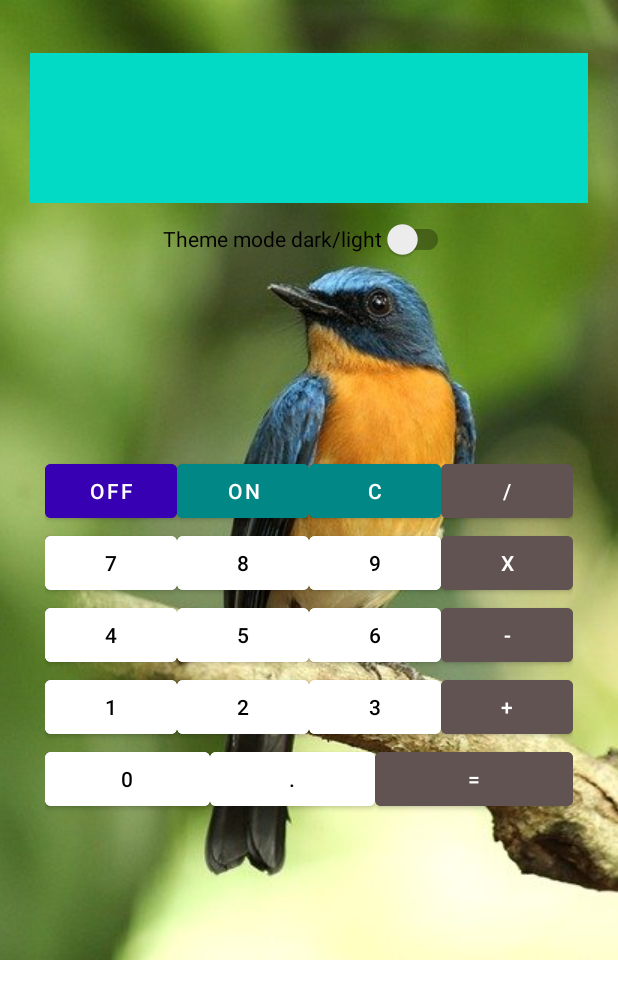
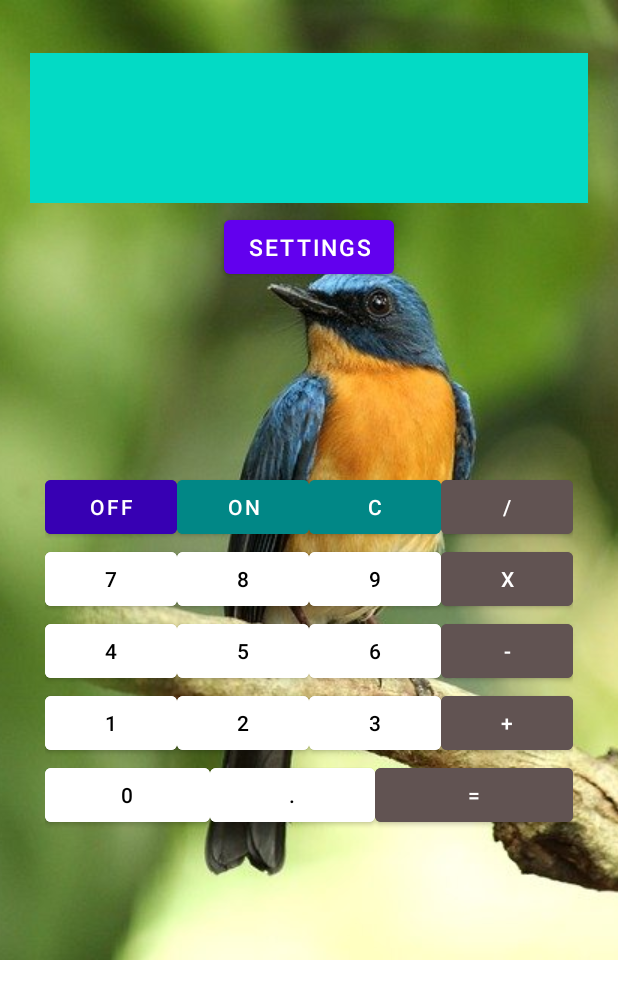
Before and after one commit to UlfKornelius/Calculate, an Android app: the screen it shows after launch (MainActivity), on a phone screen of 412 x 824 dp. Shown: the top 999 px of the screen. Run offline under Robolectric (Android 15) with nearby library versions, the phone set to English and light mode, and no system bars.

Commit message:
Homework №5 Simplified calculator.

```diff
--- a/app/build.gradle
+++ b/app/build.gradle
@@ -33,6 +33,7 @@ dependencies {
     implementation 'androidx.appcompat:appcompat:1.2.0'
     implementation 'com.google.android.material:material:1.3.0'
     implementation 'androidx.constraintlayout:constraintlayout:2.0.4'
+    implementation 'androidx.preference:preference:1.1.1'
     testImplementation 'junit:junit:4.+'
     androidTestImplementation 'androidx.test.ext:junit:1.1.2'
     androidTestImplementation 'androidx.test.espresso:espresso-core:3.3.0'
--- a/app/src/main/AndroidManifest.xml
+++ b/app/src/main/AndroidManifest.xml
@@ -9,9 +9,11 @@
         android:roundIcon="@mipmap/ic_launcher_round"
         android:supportsRtl="true"
         android:theme="@style/Theme.Calculate">
+        <activity android:name=".SettingsActivity" />
         <activity android:name=".MainActivity">
             <intent-filter>
                 <action android:name="android.intent.action.MAIN" />
+                <category android:name="android.intent.category.APP_CALCULATOR" />
 
                 <category android:name="android.intent.category.LAUNCHER" />
             </intent-filter>
--- /dev/null
+++ b/app/src/main/java/ru/bondarev/android1/calculate/Constants.java
@@ -0,0 +1,9 @@
+package ru.bondarev.android1.calculate;
+
+public interface Constants {
+    String MY_PREFERENCES = "nightModePreferences";
+    String KEY_NIGHT_MODE = "nightMode";
+    String KEY_SCREEN = "memoryScreen";
+    String KEY_CHANGE_THEME = "changeTheme";
+
+}
--- a/app/src/main/java/ru/bondarev/android1/calculate/MainActivity.java
+++ b/app/src/main/java/ru/bondarev/android1/calculate/MainActivity.java
@@ -6,28 +6,20 @@ import androidx.appcompat.app.AppCompatDelegate;
 import androidx.appcompat.widget.SwitchCompat;
 
 import android.content.Context;
+import android.content.Intent;
 import android.content.SharedPreferences;
 import android.os.Bundle;
 import android.util.Log;
 import android.view.View;
+import android.widget.Button;
 import android.widget.TextView;
 
 
 public class MainActivity extends AppCompatActivity {
 
-    /**
-     * 1. Напишите обработку каждой кнопки из макета калькулятора.
-     * 2. Создайте объект с данными и операциями калькулятора. Продумайте, каким образом будете
-     * хранить введённые пользователем данные.
-     * 3. * Создайте макет калькулятора для горизонтальной ориентации экрана и отображайте его в
-     * ландшафтной ориентации.
-     **/
-    public static final String MY_TAG = "LifecycleCalculator";
-    public static final String MY_PREFERENCES = "nightModePreferences";
-    public static final String KEY_NIGHT_MODE = "nightMode";
-    private static final String KEY_SCREEN = "mScreenResult";
+
     SharedPreferences sharedPreferences;
-    SwitchCompat changeTheme;
+    private Button settings;
 
 
     private CalculatorModel calculator;
@@ -39,24 +31,21 @@ public class MainActivity extends AppCompatActivity {
         super.onCreate(savedInstanceState);
         setContentView(R.layout.calculator_activity);
 
-        sharedPreferences = getSharedPreferences(MY_PREFERENCES, Context.MODE_PRIVATE);
-        changeTheme = findViewById(R.id.change_theme);
+        sharedPreferences = getSharedPreferences(Constants.MY_PREFERENCES, MODE_PRIVATE);
+
+        settings = findViewById(R.id.settings);
 
         mScreenResult = findViewById(R.id.screenResult);
 
 
+        settings.setOnClickListener(v -> {
+            Intent intent = new Intent(MainActivity.this, SettingsActivity.class);
+            startActivityForResult(intent, RESULT_OK);
+        });
+
         checkNightModeActivated();
 
-        changeTheme.setOnCheckedChangeListener((buttonView, isChecked) -> {
-            if (isChecked) {
-                AppCompatDelegate.setDefaultNightMode(AppCompatDelegate.MODE_NIGHT_YES);
-                saveNightModeState(true);
-            } else {
-                AppCompatDelegate.setDefaultNightMode(AppCompatDelegate.MODE_NIGHT_NO);
-                saveNightModeState(false);
-            }
-            recreate();
-        });
+
 
 
         int[] numberIds = new int[]{
@@ -91,15 +80,13 @@ public class MainActivity extends AppCompatActivity {
         };
 
 
-
-
         calculator = new CalculatorModel();
 
         View.OnClickListener numberButtonClickListener = new View.OnClickListener() {
             @Override
             public void onClick(View view) {
-                    calculator.onNumPressed(view.getId());
-                    mScreenResult.setText(calculator.getText());
+                calculator.onNumPressed(view.getId());
+                mScreenResult.setText(calculator.getText());
             }
         };
 
@@ -118,8 +105,6 @@ public class MainActivity extends AppCompatActivity {
                 mScreenResult.setText(calculator.getText());
             }
         };
-
-
 
 
         for (int i = 0; i < numberIds.length; i++) {
@@ -143,68 +128,42 @@ public class MainActivity extends AppCompatActivity {
         });
     }
 
-    private void saveNightModeState(boolean nightMode) {
-        SharedPreferences.Editor editor = sharedPreferences.edit();
-        editor.putBoolean(KEY_NIGHT_MODE, nightMode).apply();
-    }
-
     public void checkNightModeActivated() {
-        if (sharedPreferences.getBoolean(KEY_NIGHT_MODE, false)) {
-            changeTheme.setChecked(true);
+        if (sharedPreferences.getBoolean(Constants.KEY_NIGHT_MODE, false)) {
             AppCompatDelegate.setDefaultNightMode(AppCompatDelegate.MODE_NIGHT_YES);
         } else {
-            changeTheme.setChecked(false);
             AppCompatDelegate.setDefaultNightMode(AppCompatDelegate.MODE_NIGHT_NO);
         }
     }
 
     @Override
-    protected void onStart() {
-        super.onStart();
-        Log.e(MY_TAG, "onStart() ");
-    }
-
-    @Override
-    protected void onRestart() {
-        super.onRestart();
-        Log.e(MY_TAG, "onRestart() ");
-    }
-
-    @Override
-    protected void onResume() {
-        super.onResume();
-        Log.e(MY_TAG, "onResume() ");
-    }
-
-    @Override
-    protected void onPause() {
-        super.onPause();
-        Log.e(MY_TAG, "onPause() ");
-    }
-
-    @Override
-    protected void onStop() {
-        super.onStop();
-        Log.e(MY_TAG, "onStop() ");
-    }
-
-    @Override
-    protected void onDestroy() {
-        super.onDestroy();
-        Log.e(MY_TAG, "onDestroy() ");
-    }
-
-    @Override
     protected void onSaveInstanceState(Bundle state) {
         super.onSaveInstanceState(state);
-        state.putString(KEY_SCREEN, mScreenResult.getText().toString());
-
+        state.putString(Constants.KEY_SCREEN, mScreenResult.getText().toString());
+//        state.putString(KEY_EQUATION, calculator.getEquation());
     }
 
     @Override
     protected void onRestoreInstanceState(Bundle state) {
         super.onRestoreInstanceState(state);
-        mScreenResult.setText(state.getString(KEY_SCREEN));
+        mScreenResult.setText(state.getString(Constants.KEY_SCREEN));
+//        calculator.setEquation(state.getString(KEY_EQUATION));
+
+    }
+
+    @Override
+    protected void onActivityResult(int requestCode, int resultCode, Intent data) {
+        if (requestCode != RESULT_CANCELED) {
+            super.onActivityResult(requestCode, resultCode, data);
+        } else if (resultCode == RESULT_OK) {
+            saveNightModeState(data.getExtras().getBoolean(Constants.KEY_NIGHT_MODE));
+            recreate();
+        }
+    }
+
+    private void saveNightModeState(boolean nightMode) {
+        SharedPreferences.Editor editor = sharedPreferences.edit();
+        editor.putBoolean(Constants.KEY_NIGHT_MODE, nightMode).apply();
     }
 
 }
--- a/app/src/main/res/layout-land/calculator_activity.xml
+++ b/app/src/main/res/layout-land/calculator_activity.xml
@@ -39,13 +39,14 @@
         android:textSize="22sp"
         android:textStyle="normal" />
 
-    <androidx.appcompat.widget.SwitchCompat
-        android:id="@+id/change_theme"
-        android:layout_gravity="center"
-        android:layout_width="wrap_content"
-        android:layout_height="wrap_content"
-        android:text="@string/theme_mode"
-        android:textSize="14sp" />
+        <com.google.android.material.button.MaterialButton
+            android:id="@+id/settings"
+            android:layout_width="wrap_content"
+            android:layout_height="wrap_content"
+            android:layout_gravity="center"
+            android:layout_margin="5dp"
+            android:text="@string/buttonSettings"
+            android:textSize="15sp"/>
 
     </LinearLayout>
 
--- a/app/src/main/res/layout/calculator_activity.xml
+++ b/app/src/main/res/layout/calculator_activity.xml
@@ -36,13 +36,14 @@
          android:textSize="22sp"
          android:textStyle="normal"/>
 
-     <androidx.appcompat.widget.SwitchCompat
-         android:id="@+id/change_theme"
-         android:layout_gravity="center"
+     <com.google.android.material.button.MaterialButton
+         android:id="@+id/settings"
          android:layout_width="wrap_content"
          android:layout_height="wrap_content"
-         android:text="@string/theme_mode"
-         android:textSize="14sp" />
+         android:layout_gravity="center"
+         android:layout_margin="5dp"
+         android:text="@string/buttonSettings"
+         android:textSize="15sp"/>
 
      <TableLayout
          android:layout_width="wrap_content"
```
Also changed, not shown: app/src/main/java/ru/bondarev/android1/calculate/CalculatorModel.java (+9 -4 lines), app/src/main/java/ru/bondarev/android1/calculate/SettingsActivity.java (added, +78 -0 lines), app/src/main/res/layout-land/settings_activity.xml (added, +29 -0 lines), app/src/main/res/layout/settings_activity.xml (added, +29 -0 lines), app/src/main/res/values/arrays.xml (added, +12 -0 lines), app/src/main/res/values/strings.xml (+14 -1 lines), app/src/main/res/xml/root_preferences.xml (added, +35 -0 lines), 1 other file.
